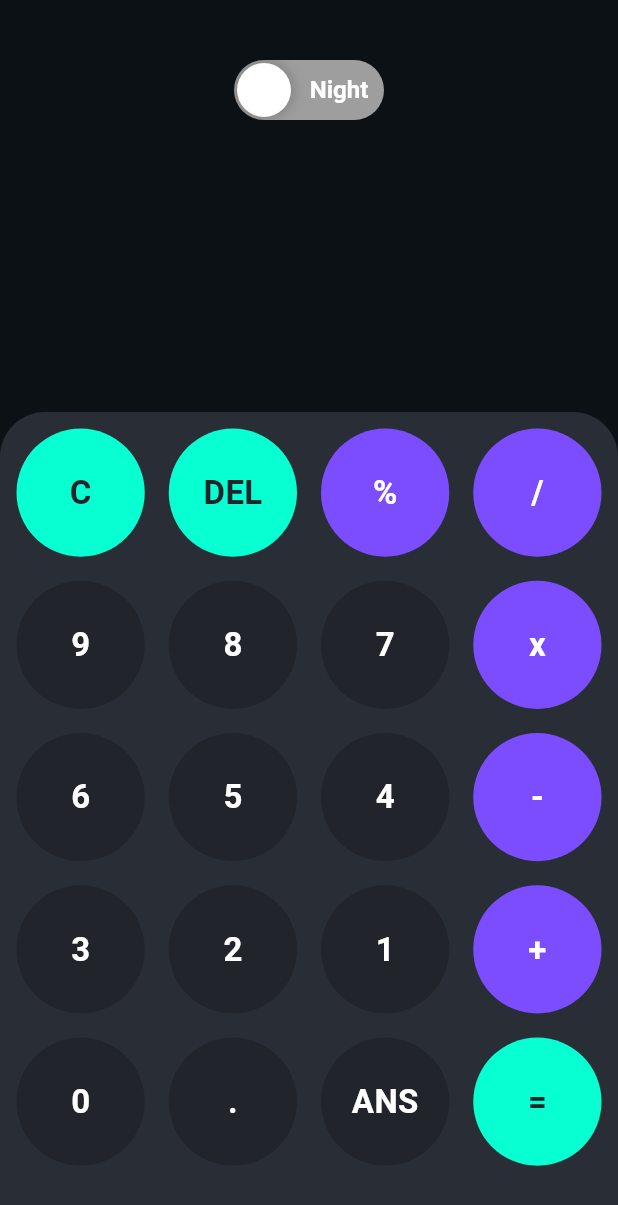
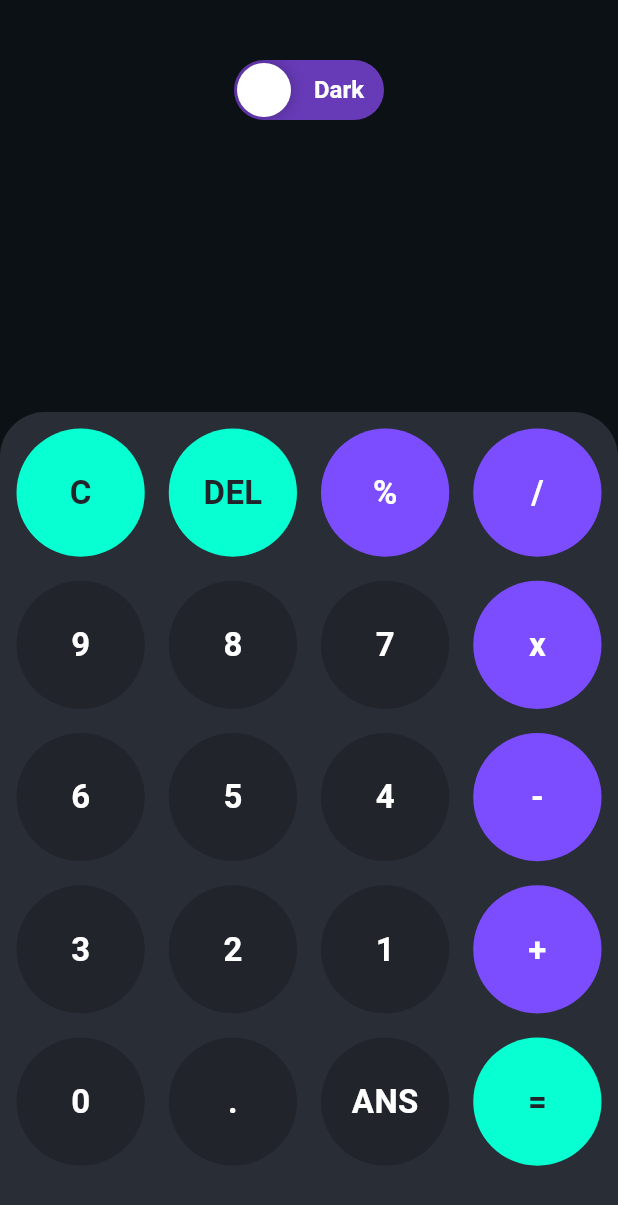
Before and after one commit to NirajSahu0412/Flutter-Calculator, a Flutter app: the screen it shows after launch, on a phone screen of 412 x 824 dp. Shown: the top 1205 px of the screen. Run offline on Flutter 3.47's test engine with Material 3 defaults, Android fonts, the phone set to English and light mode, and no system bars; drawn by our look-alikes of flutter_advanced_switch; our stand-ins replace flex_color_scheme, get, google_fonts, math_expressions; Roboto replaces fonts that are missing (Ubuntu).

Commit message:
switch color changed

```diff
--- a/lib/screen/main_screen.dart
+++ b/lib/screen/main_screen.dart
@@ -158,17 +158,16 @@ class MainScreen extends StatelessWidget {
                 builder: (controller) {
                   return AdvancedSwitch(
                     controller: controller.switcherController,
-                    activeImage: const AssetImage('assets/day_sky.png'),
-                    inactiveImage: const AssetImage('assets/night_sky.jpg'),
-                    activeColor: Colors.green,
-                    inactiveColor: Colors.grey,
+
+                    activeColor: Colors.deepPurpleAccent,
+                    inactiveColor: Colors.deepPurple,
                     activeChild: Text(
-                      'Day',
+                      'Light',
                       style: GoogleFonts.ubuntu(
                           fontWeight: FontWeight.bold, fontSize: 17),
                     ),
                     inactiveChild: Text(
-                      'Night',
+                      'Dark',
                       style: GoogleFonts.ubuntu(
                           fontWeight: FontWeight.bold, fontSize: 16),
                     ),
```
